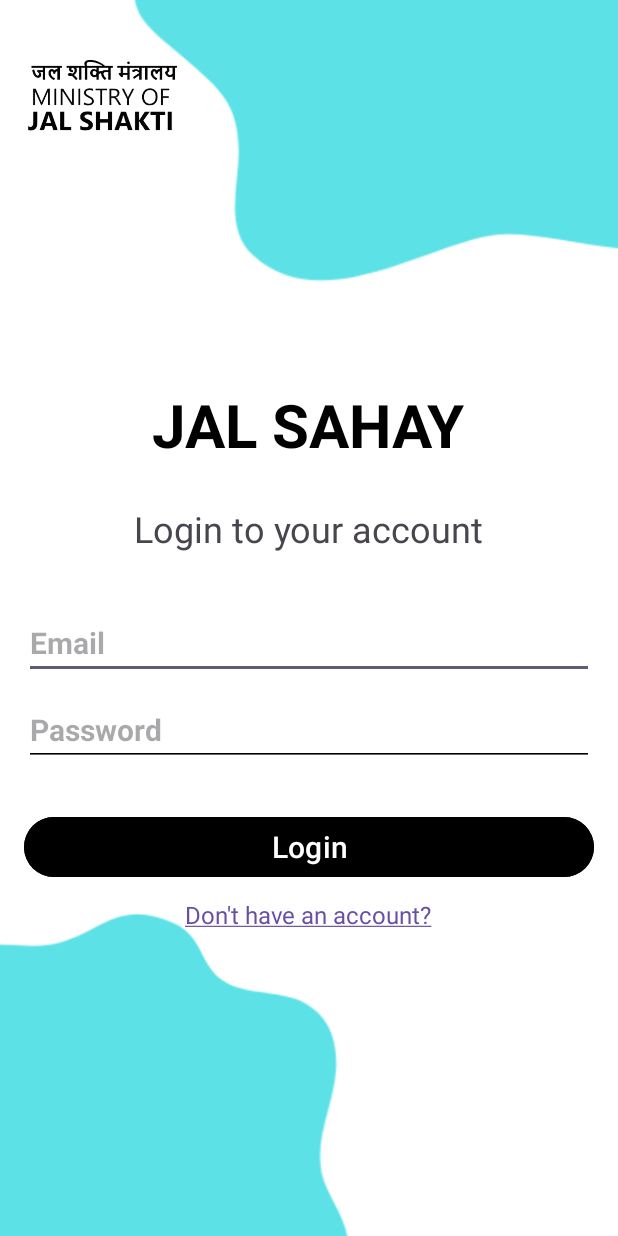
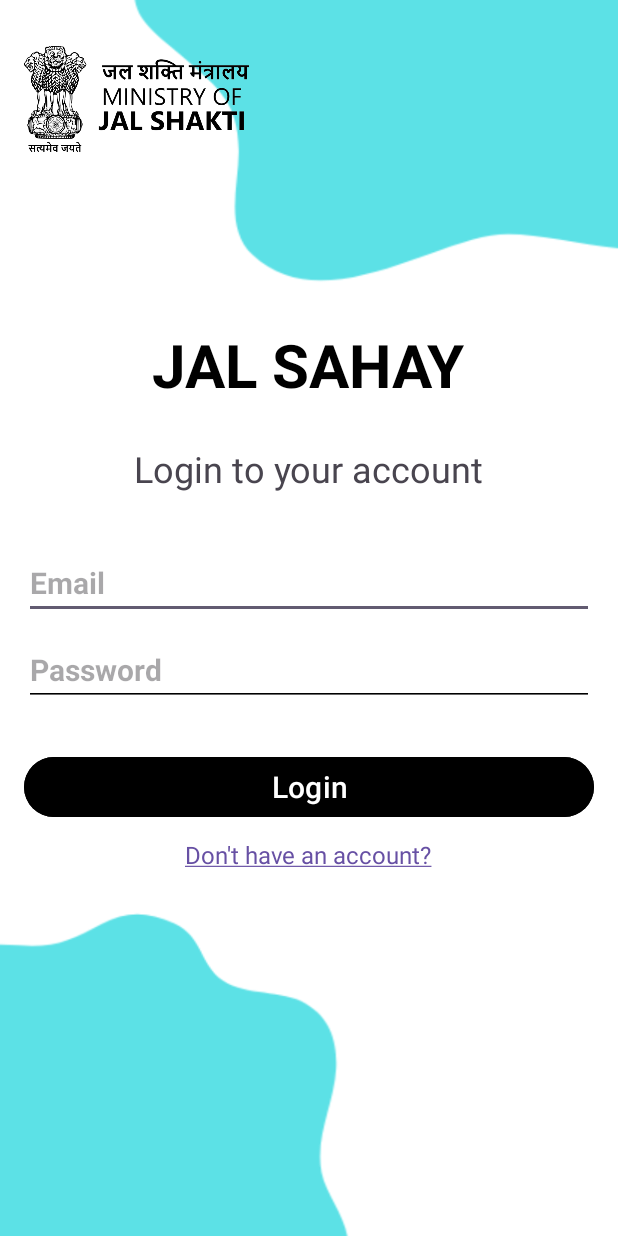
Before and after one commit to sheenasharma15/Jal_Sahay_Final, an Android app: the LoginActivity screen opened directly, with no data from a screen before it, on a phone screen of 412 x 824 dp. Run offline under Robolectric (Android 15) with nearby library versions, the phone set to English and light mode, and no system bars.

Commit message:
New Changes 2

```diff
--- /dev/null
+++ b/app/src/main/res/font/oswald_regular.xml
@@ -0,0 +1,4 @@
+<?xml version="1.0" encoding="utf-8"?>
+<font-family xmlns:android="http://schemas.android.com/apk/res/android">
+
+</font-family>
--- a/app/src/main/res/layout/activity_login.xml
+++ b/app/src/main/res/layout/activity_login.xml
@@ -8,22 +8,22 @@
     tools:context=".Activity.LoginActivity">
 
 
-
     <ImageView
         android:id="@+id/imageViewEarth"
-        android:layout_width="100dp"
+        android:layout_width="150dp"
         android:layout_height="100dp"
-        android:layout_marginLeft="2dp"
-        android:layout_marginBottom="50dp"
+        android:layout_marginLeft="0dp"
+        android:layout_marginBottom="10dp"
         android:contentDescription="@string/todo"
         android:importantForAccessibility="no"
-        android:src="@drawable/ministryofjalshakti" />
+        android:src="@drawable/jalshaktilogo" />
 
     <TextView
         android:id="@+id/appName"
         android:layout_width="wrap_content"
         android:layout_height="wrap_content"
         android:text="@string/jal_sahay"
+        android:fontFamily="@font/oswald_regular"
         android:textColor="@color/black"
         android:textSize="40sp"
         android:textStyle="bold"
```
Also changed, not shown: app/src/main/res/font/oswald_font.xml (added, +9 -0 lines), app/src/main/res/layout/activity_main.xml (+6 -4 lines), app/src/main/res/drawable/camera.png (added), app/src/main/res/drawable/cancelled_final.png (added), app/src/main/res/drawable/jalsahayfont.png (added), app/src/main/res/drawable/jalshaktilogo.png (added), app/src/main/res/drawable/progress_final.png (added), app/src/main/res/drawable/registered_final.png (added), app/src/main/res/drawable/resolved_final.png (added), app/src/main/res/drawable/resolvednew.png (added).
